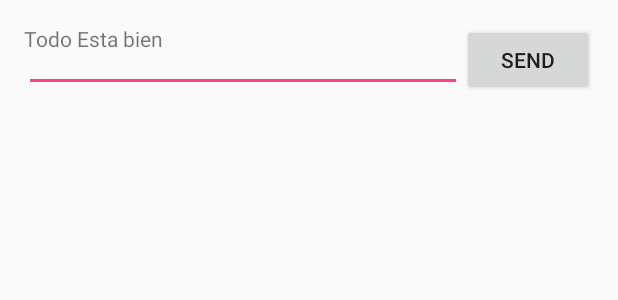
After one commit to jonacha/Wake_Up, an Android app: the layout activity_ble.xml on its own in the app's theme, with its tools: preview values and no code run, on a phone screen of 412 x 824 dp. The commit adds this screen. Shown: the top 300 px of the screen. Run offline under Robolectric (Android 15) with nearby library versions, the phone set to English and light mode, and no system bars; Roboto replaces fonts that are not available here.

Commit message:
Subir BLe

```diff
--- /dev/null
+++ b/app/src/main/res/layout/activity_ble.xml
@@ -0,0 +1,58 @@
+<RelativeLayout xmlns:android="http://schemas.android.com/apk/res/android"
+    xmlns:tools="http://schemas.android.com/tools"
+    android:layout_width="match_parent"
+    android:layout_height="match_parent"
+    android:paddingLeft="@dimen/activity_horizontal_margin"
+    android:paddingRight="@dimen/activity_horizontal_margin"
+    android:paddingTop="@dimen/activity_vertical_margin"
+    android:paddingBottom="@dimen/activity_vertical_margin"
+   >
+<LinearLayout
+    android:layout_width="match_parent"
+    android:layout_height="wrap_content">
+<TextView
+    android:layout_width="match_parent"
+    android:layout_height="wrap_content"
+    android:text="Todo Esta bien"
+    android:id="@+id/Datos_para_leer"/>
+</LinearLayout>
+    <Button
+        android:id="@+id/send"
+        android:layout_width="wrap_content"
+        android:layout_height="wrap_content"
+        android:layout_alignParentRight="true"
+        android:layout_alignParentTop="true"
+        android:text="Send"
+        android:onClick="sendClick"/>
+
+    <EditText
+        android:id="@+id/input"
+        android:layout_width="wrap_content"
+        android:layout_height="wrap_content"
+        android:layout_toLeftOf="@id/send"
+        android:layout_alignParentTop="true"
+        android:layout_alignParentLeft="true"/>
+
+    <ScrollView
+        android:layout_width="match_parent"
+        android:layout_height="wrap_content"
+        android:layout_below="@id/send"
+        android:layout_alignParentBottom="true">
+
+        <TextView
+            android:id="@+id/messages"
+            android:layout_width="match_parent"
+            android:layout_height="wrap_content"
+            android:layout_gravity="bottom" />
+
+    </ScrollView>
+
+ <!--   <Button
+        android:id="@+id/btn_vas_a_funcionar"
+        android:layout_width="match_parent"
+        android:layout_height="wrap_content"
+        android:text="Volver"
+        tools:layout_editor_absoluteX="0dp"
+        tools:layout_editor_absoluteY="463dp"
+        tools:ignore="MissingConstraints" />-->
+</RelativeLayout>
--- a/app/src/main/res/layout/app_bar_menu__lateral.xml
+++ b/app/src/main/res/layout/app_bar_menu__lateral.xml
@@ -46,7 +46,11 @@
         android:layout_width="match_parent"
         android:layout_height="wrap_content"
         android:text="Foto de perfil"/>
-
+    <Button
+        android:id="@+id/btn_LLamada"
+        android:layout_width="match_parent"
+        android:layout_height="wrap_content"
+        android:text="Llamada de Emercia"/>
 
 
 <!--
```
Also changed, not shown: app/src/main/AndroidManifest.xml (+5 -3 lines), app/src/main/java/pract/es/deusto/wake_up/Ble.java (added, +300 -0 lines), app/src/main/java/pract/es/deusto/wake_up/Menu_Lateral.java (+9 -1 lines), 1 other file.
